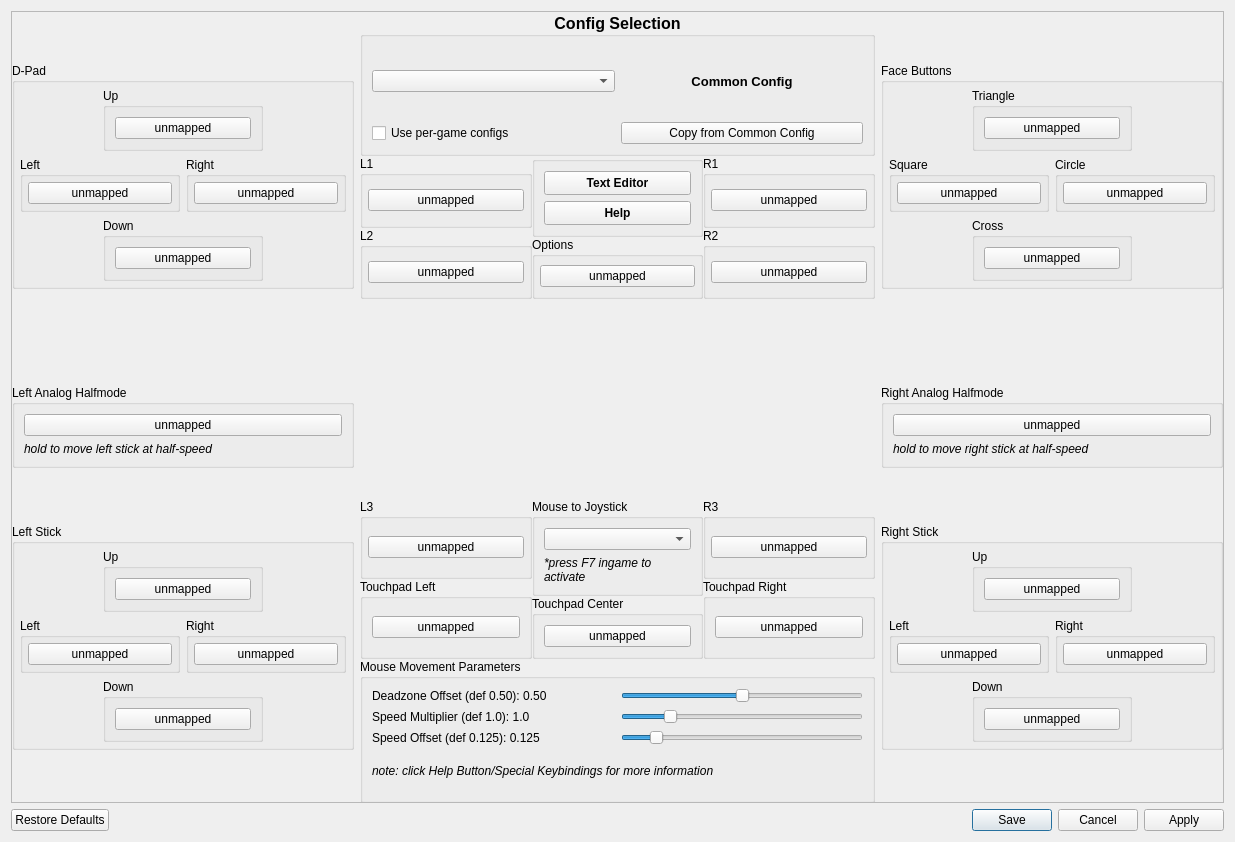
shadps4-emu/shadPS4, file src/qt_gui/kbm_gui.ui: the form before one commit.
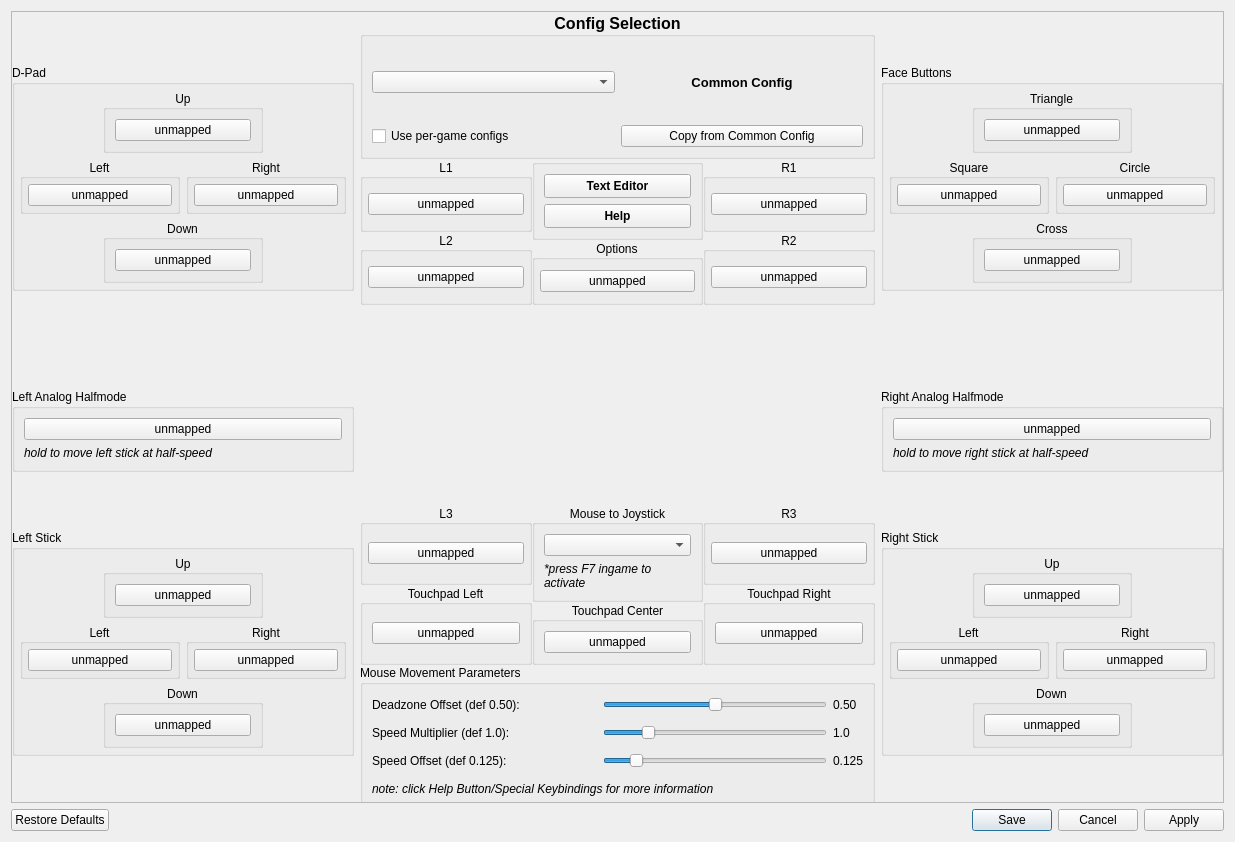
The form after the commit. Icons and pictures are not drawn.

Commit message:
minor adjustments to the interface and translation (#3531)
* minor adjustments to the interface and translation

* +

Deadzone Offset (def 0.50): 0.50
Speed Multiplier (def 1.0): 1.0
Speed Offset (def 0.125): 0.125

Log position adjustment

* RGB

RED
GREEN
BLUE

* + -

Patch:
```diff
--- a/src/qt_gui/kbm_gui.ui
+++ b/src/qt_gui/kbm_gui.ui
@@ -54,7 +54,7 @@
          <x>0</x>
          <y>0</y>
          <width>1211</width>
-         <height>791</height>
+         <height>800</height>
         </rect>
        </property>
        <layout class="QHBoxLayout" name="RemapLayout">
@@ -134,6 +134,9 @@
                   <property name="title">
                    <string>Up</string>
                   </property>
+                  <property name="alignment">
+                   <set>Qt::AlignmentFlag::AlignCenter</set>
+                  </property>
                   <layout class="QHBoxLayout" name="horizontalLayout_4">
                    <item>
                     <widget class="QPushButton" name="DpadUpButton">
@@ -164,6 +167,9 @@
                  <property name="title">
                   <string>Left</string>
                  </property>
+                 <property name="alignment">
+                  <set>Qt::AlignmentFlag::AlignCenter</set>
+                 </property>
                  <layout class="QVBoxLayout" name="gb_dpad_left_layout">
                   <property name="leftMargin">
                    <number>5</number>
@@ -201,6 +207,9 @@
                  <property name="title">
                   <string>Right</string>
                  </property>
+                 <property name="alignment">
+                  <set>Qt::AlignmentFlag::AlignCenter</set>
+                 </property>
                  <layout class="QVBoxLayout" name="gb_dpad_right_layout">
                   <property name="leftMargin">
                    <number>5</number>
@@ -261,6 +270,9 @@
                   <property name="title">
                    <string>Down</string>
                   </property>
+                  <property name="alignment">
+                   <set>Qt::AlignmentFlag::AlignCenter</set>
+                  </property>
                   <layout class="QHBoxLayout" name="horizontalLayout_3">
                    <item>
                     <widget class="QPushButton" name="DpadDownButton">
@@ -408,6 +420,9 @@
                   <property name="title">
                    <string>Up</string>
                   </property>
+                  <property name="alignment">
+                   <set>Qt::AlignmentFlag::AlignCenter</set>
+                  </property>
                   <layout class="QVBoxLayout" name="verticalLayout_10">
                    <item>
                     <widget class="QPushButton" name="LStickUpButton">
@@ -438,6 +453,9 @@
                  <property name="title">
                   <string>Left</string>
                  </property>
+                 <property name="alignment">
+                  <set>Qt::AlignmentFlag::AlignCenter</set>
+                 </property>
                  <layout class="QVBoxLayout" name="gb_left_stick_left_layout">
                   <property name="leftMargin">
                    <number>5</number>
@@ -481,6 +499,9 @@
                  <property name="title">
                   <string>Right</string>
                  </property>
+                 <property name="alignment">
+                  <set>Qt::AlignmentFlag::AlignCenter</set>
+                 </property>
                  <layout class="QVBoxLayout" name="gb_left_stick_right_layout">
                   <property name="leftMargin">
                    <number>5</number>
@@ -541,6 +562,9 @@
                   <property name="title">
                    <string>Down</string>
                   </property>
+                  <property name="alignment">
+                   <set>Qt::AlignmentFlag::AlignCenter</set>
+                  </property>
                   <layout class="QVBoxLayout" name="verticalLayout_8">
                    <item>
                     <widget class="QPushButton" name="LStickDownButton">
@@ -707,7 +731,10 @@
                  </size>
                 </property>
                 <property name="title">
-                 <string>L1</string>
+                 <string notr="true">L1</string>
+                </property>
+                <property name="alignment">
+                 <set>Qt::AlignmentFlag::AlignCenter</set>
                 </property>
                 <layout class="QVBoxLayout" name="gb_l1_layout">
                  <property name="leftMargin">
@@ -756,7 +783,10 @@
                  </size>
                 </property>
                 <property name="title">
-                 <string>L2</string>
+                 <string notr="true">L2</string>
+                </property>
+                <property name="alignment">
+                 <set>Qt::AlignmentFlag::AlignCenter</set>
                 </property>
                 <layout class="QVBoxLayout" name="gb_l2_layout">
                  <property name="leftMargin">
@@ -881,6 +911,9 @@
                 <property name="title">
                  <string>Options</string>
                 </property>
+                <property name="alignment">
+                 <set>Qt::AlignmentFlag::AlignCenter</set>
+                </property>
                 <layout class="QVBoxLayout" name="gb_start_layout">
                  <property name="leftMargin">
                   <number>5</number>
@@ -932,7 +965,10 @@
                  </size>
                 </property>
                 <property name="title">
-                 <string>R1</string>
+                 <string notr="true">R1</string>
+                </property>
+                <property name="alignment">
+                 <set>Qt::AlignmentFlag::AlignCenter</set>
                 </property>
                 <layout class="QVBoxLayout" name="gb_r1_layout">
                  <property name="leftMargin">
@@ -981,7 +1017,10 @@
                  </size>
                 </property>
                 <property name="title">
-                 <string>R2</string>
+                 <string notr="true">R2</string>
+                </property>
+                <property name="alignment">
+                 <set>Qt::AlignmentFlag::AlignCenter</set>
                 </property>
                 <layout class="QVBoxLayout" name="gb_r2_layout">
                  <property name="leftMargin">
@@ -1087,7 +1126,10 @@
                  </size>
                 </property>
                 <property name="title">
-                 <string>L3</string>
+                 <string notr="true">L3</string>
+                </property>
+                <property name="alignment">
+                 <set>Qt::AlignmentFlag::AlignCenter</set>
                 </property>
                 <layout class="QVBoxLayout" name="gb_l3_layout">
                  <property name="leftMargin">
@@ -1126,6 +1168,9 @@
                 <property name="title">
                  <string>Touchpad Left</string>
                 </property>
+                <property name="alignment">
+                 <set>Qt::AlignmentFlag::AlignCenter</set>
+                </property>
                 <layout class="QVBoxLayout" name="verticalLayout_17">
                  <item>
                   <widget class="QPushButton" name="TouchpadLeftButton">
@@ -1158,6 +1203,9 @@
                 <property name="title">
                  <string>Mouse to Joystick</string>
                 </property>
+                <property name="alignment">
+                 <set>Qt::AlignmentFlag::AlignCenter</set>
+                </property>
                 <layout class="QVBoxLayout" name="verticalLayout_22">
                  <item>
                   <widget class="QComboBox" name="MouseJoystickBox">
@@ -1189,6 +1237,9 @@
                 <property name="title">
                  <string>Touchpad Center</string>
                 </property>
+                <property name="alignment">
+                 <set>Qt::AlignmentFlag::AlignCenter</set>
+                </property>
                 <layout class="QVBoxLayout" name="verticalLayout_11">
                  <item>
                   <widget class="QPushButton" name="TouchpadCenterButton">
@@ -1219,7 +1270,10 @@
                  </size>
                 </property>
                 <property name="title">
-                 <string>R3</string>
+                 <string notr="true">R3</string>
+                </property>
+                <property name="alignment">
+                 <set>Qt::AlignmentFlag::AlignCenter</set>
                 </property>
                 <layout class="QVBoxLayout" name="gb_r3_layout">
                  <property name="leftMargin">
@@ -1270,6 +1324,9 @@
                 <property name="title">
                  <string>Touchpad Right</string>
                 </property>
+                <property name="alignment">
+                 <set>Qt::AlignmentFlag::AlignCenter</set>
+                </property>
                 <layout class="QVBoxLayout" name="verticalLayout_9">
                  <item>
                   <widget class="QPushButton" name="TouchpadRightButton">
@@ -1318,14 +1375,14 @@
                  <item>
                   <layout class="QHBoxLayout" name="horizontalLayout_9">
                    <item>
-                    <widget class="QLabel" name="DeadzoneOffsetLabel">
+                    <widget class="QLabel" name="DeadzoneOffsetLabel_text">
                      <property name="font">
                       <font>
                        <bold>false</bold>
                       </font>
                      </property>
                      <property name="text">
-                      <string notr="true">Deadzone Offset (def 0.50): 0.50</string>
+                      <string>Deadzone Offset (def 0.50):</string>
                      </property>
                     </widget>
                    </item>
@@ -1351,19 +1408,38 @@
                      </property>
                     </widget>
                    </item>
+                   <item>
+                    <widget class="QLabel" name="DeadzoneOffsetLabel">
+                     <property name="sizePolicy">
+                      <sizepolicy hsizetype="Preferred" vsizetype="Preferred">
+                       <horstretch>0</horstretch>
+                       <verstretch>0</verstretch>
+                      </sizepolicy>
+                     </property>
+                     <property name="maximumSize">
+                      <size>
+                       <width>30</width>
+                       <height>16777215</height>
+                      </size>
+                     </property>
+                     <property name="text">
+                      <string notr="true">0.50</string>
+                     </property>
+                    </widget>
+                   </item>
                   </layout>
                  </item>
                  <item>
                   <layout class="QHBoxLayout" name="horizontalLayout_10">
                    <item>
-                    <widget class="QLabel" name="SpeedMultiplierLabel">
+                    <widget class="QLabel" name="SpeedMultiplierLabel_text">
                      <property name="font">
                       <font>
                        <bold>false</bold>
                       </font>
                      </property>
                      <property name="text">
-                      <string notr="true">Speed Multiplier (def 1.0): 1.0</string>
+                      <string>Speed Multiplier (def 1.0):</string>
                      </property>
                     </widget>
                    </item>
@@ -1395,19 +1471,38 @@
                      </property>
                     </widget>
                    </item>
+                   <item>
+                    <widget class="QLabel" name="SpeedMultiplierLabel">
+                     <property name="sizePolicy">
+                      <sizepolicy hsizetype="Preferred" vsizetype="Preferred">
+                       <horstretch>0</horstretch>
+                       <verstretch>0</verstretch>
+                      </sizepolicy>
+                     </property>
+                     <property name="maximumSize">
+                      <size>
+                       <width>30</width>
+                       <height>16777215</height>
+                      </size>
+                     </property>
+                     <property name="text">
+                      <string notr="true">1.0</string>
+                     </property>
+                    </widget>
+                   </item>
                   </layout>
                  </item>
                  <item>
                   <layout class="QHBoxLayout" name="horizontalLayout_11">
                    <item>
-                    <widget class="QLabel" name="SpeedOffsetLabel">
+                    <widget class="QLabel" name="SpeedOffsetLabel_text">
                      <property name="font">
                       <font>
                        <bold>false</bold>
                       </font>
                      </property>
                      <property name="text">
-                      <string notr="true">Speed Offset (def 0.125): 0.125</string>
+                      <string>Speed Offset (def 0.125):</string>
                      </property>
                     </widget>
                    </item>
@@ -1436,6 +1531,19 @@
                      </property>
                     </widget>
                    </item>
+                   <item>
+                    <widget class="QLabel" name="SpeedOffsetLabel">
+                     <property name="maximumSize">
+                      <size>
+                       <width>30</width>
+                       <height>16777215</height>
+                      </size>
+                     </property>
+                     <property name="text">
+                      <string notr="true">0.125</string>
+                     </property>
+                    </widget>
+                   </item>
                   </layout>
                  </item>
                  <item>
@@ -1533,6 +1641,9 @@
                   <property name="title">
                    <string>Triangle</string>
                   </property>
+                  <property name="alignment">
+                   <set>Qt::AlignmentFlag::AlignCenter</set>
+                  </property>
                   <layout class="QVBoxLayout" name="verticalLayout_3">
                    <item>
                     <widget class="QPushButton" name="TriangleButton">
@@ -1563,6 +1674,9 @@
                  <property name="title">
                   <string>Square</string>
                  </property>
+                 <property name="alignment">
+                  <set>Qt::AlignmentFlag::AlignCenter</set>
+                 </property>
                  <layout class="QVBoxLayout" name="gb_square_layout">
                   <property name="leftMargin">
                    <number>5</number>
@@ -1600,6 +1714,9 @@
                  <property name="title">
                   <string>Circle</string>
                  </property>
+                 <property name="alignment">
+                  <set>Qt::AlignmentFlag::AlignCenter</set>
+                 </property>
                  <layout class="QVBoxLayout" name="gb_circle_layout">
                   <property name="leftMargin">
                    <number>5</number>
@@ -1660,6 +1777,9 @@
                   <property name="title">
                    <string>Cross</string>
                   </property>
+                  <property name="alignment">
+                   <set>Qt::AlignmentFlag::AlignCenter</set>
+                  </property>
                   <layout class="QVBoxLayout" name="verticalLayout_5">
                    <item>
                     <widget class="QPushButton" name="CrossButton">
@@ -1807,6 +1927,9 @@
                   <property name="title">
                    <string>Up</string>
                   </property>
+                  <property name="alignment">
+                   <set>Qt::AlignmentFlag::AlignCenter</set>
+                  </property>
                   <layout class="QVBoxLayout" name="verticalLayout_7">
                    <item>
                     <widget class="QPushButton" name="RStickUpButton">
@@ -1843,6 +1966,9 @@
                  <property name="title">
                   <string>Left</string>
                  </property>
+                 <property name="alignment">
+                  <set>Qt::AlignmentFlag::AlignCenter</set>
+                 </property>
                  <layout class="QVBoxLayout" name="gb_right_stick_left_layout">
                   <property name="leftMargin">
                    <number>5</number>
@@ -1880,6 +2006,9 @@
                  <property name="title">
                   <string>Right</string>
                  </property>
+                 <property name="alignment">
+                  <set>Qt::AlignmentFlag::AlignCenter</set>
+                 </property>
                  <layout class="QVBoxLayout" name="gb_right_stick_right_layout">
                   <property name="leftMargin">
                    <number>5</number>
@@ -1940,6 +2069,9 @@
                   <property name="title">
                    <string>Down</string>
                   </property>
+                  <property name="alignment">
+                   <set>Qt::AlignmentFlag::AlignCenter</set>
+                  </property>
                   <layout class="QVBoxLayout" name="verticalLayout_6">
                    <item>
                     <widget class="QPushButton" name="RStickDownButton">
```
The commit also changes 6 other files.
